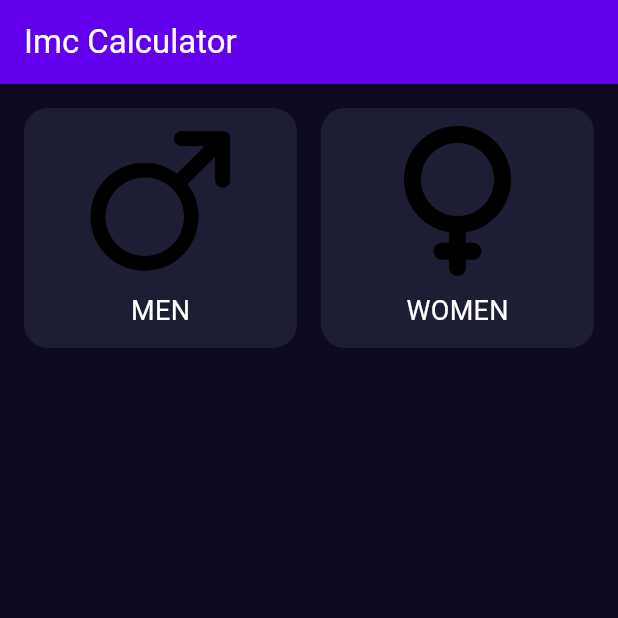
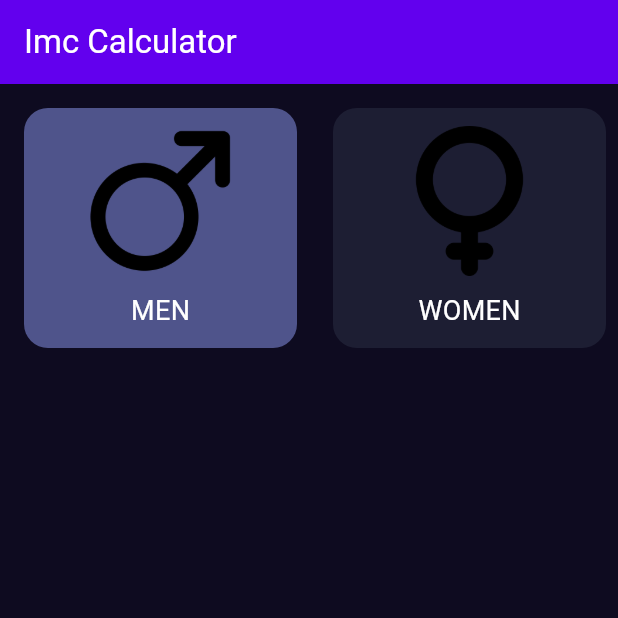
Before and after one commit to rafabarbeytodev/imc, a Flutter app: the screen it shows after launch, on a phone screen of 412 x 824 dp, the top half of it. Run offline on Flutter 3.47's test engine with Material 3 defaults, Android fonts, the phone set to English and light mode, and no system bars.

Commit message:
Refactor GenderSelector component to accept parameters for gender, image, and selection state; update IMC home screen to utilize new GenderSelector implementation.

```diff
--- a/lib/components/gender_selector.dart
+++ b/lib/components/gender_selector.dart
@@ -1,34 +1,40 @@
+import 'dart:developer';
+
 import 'package:flutter/material.dart';
 import 'package:imc/core/app_color.dart';
-import 'package:imc/core/constants.dart';
 import 'package:imc/core/text_styles.dart';
 
 class GenderSelector extends StatefulWidget {
-  const GenderSelector({super.key});
+  const GenderSelector({
+  super.key,
+  required this.gender,
+  required this.image,
+  required this.selectedGender,
+  required this.onPressed});
+
+  final String gender;
+  final String image;
+  final bool? selectedGender;
+  final VoidCallback onPressed;
 
   @override
   State<GenderSelector> createState() => _GenderSelectorState();
 }
 
 class _GenderSelectorState extends State<GenderSelector> {
-  int? selectedGender;
 
   @override
   Widget build(BuildContext context) {
-    return Row(
-      children: [
-        //Hombre
-        Expanded(
-          child: GestureDetector( onTap: (){
-            setState(() {
-              selectedGender = Constants.male;
-            });
-          },
+    return Expanded(
+      child: GestureDetector( onTap: (){
+        log("prueba",name: "RAFADEVELOP");
+        widget.onPressed();
+      },
           child: Padding(
             padding: const EdgeInsets.only(left:16,top:16,bottom:16, right:8),
             child: Container(
               decoration: BoxDecoration(
-                color: selectedGender == Constants.male ?
+                color: widget.selectedGender == true ?
                 AppColors.backgroundComponentSelected:
                 AppColors.backgroundComponent,
                 borderRadius: BorderRadius.circular(16),
@@ -37,49 +43,17 @@ class _GenderSelectorState extends State<GenderSelector> {
                 padding: const EdgeInsets.all(12),
                 child: Column(
                   children: [
-                    Image.asset("assets/images/male.png",height: 100),
+                    Image.asset(widget.image,height: 100),
                     SizedBox(height: 10),
-                    Text("Men".toUpperCase(),
+                    Text(widget.gender.toUpperCase(),
                     style: TextStyles.bodyText)
                   ],
                 ),
               ),
             ),
+          //)
           )
-          ),
         ),
-        //Mujer
-        Expanded(
-          child: GestureDetector( onTap: (){
-            setState(() {
-              selectedGender = Constants.female;
-            });
-          },
-          child: Padding(
-            padding: const EdgeInsets.only(left:8,top:16,bottom:16, right:16),
-            child: Container(
-              decoration: BoxDecoration(
-                color: selectedGender == Constants.female ?
-                AppColors.backgroundComponentSelected:
-                AppColors.backgroundComponent,
-                borderRadius: BorderRadius.circular(16),
-              ),
-              child: Padding(
-                padding: const EdgeInsets.all(12),
-                child: Column(
-                  children: [
-                    Image.asset("assets/images/female.png",height: 100),
-                    SizedBox(height: 10),
-                    Text("Women".toUpperCase(),
-                    style: TextStyles.bodyText)
-                  ],
-                ),
-              ),
-            ),
-          ),
-        )
-        ),
-      ],
     );
   }
 }
--- a/lib/core/constants.dart
+++ b/lib/core/constants.dart
@@ -1,5 +1,4 @@
 class Constants {
-  static const int male = 0;
-  static const int female = 1;
+
 
 }
--- a/lib/core/text_styles.dart
+++ b/lib/core/text_styles.dart
@@ -1,5 +1,3 @@
-import 'dart:ui';
-
 import 'package:flutter/material.dart';
 
 class TextStyles {
--- a/lib/screens/imc_home_screen.dart
+++ b/lib/screens/imc_home_screen.dart
@@ -9,11 +9,29 @@ class ImcHomeScreen extends StatefulWidget {
 }
 
 class _ImcHomeScreenState extends State<ImcHomeScreen> {
+
+  bool selectedMale = true;
+  bool selectedFemale = false;
+
   @override
   Widget build(BuildContext context) {
     return Column(
       children: [
-        GenderSelector()
+        Row(
+          children: [
+          GenderSelector(gender: "Men", image: "assets/images/male.png", selectedGender: selectedMale,onPressed: () {
+            setState(() {
+              selectedMale = !selectedMale;
+              selectedFemale = !selectedMale;
+            });
+          }),
+          GenderSelector(gender: "Women", image: "assets/images/female.png", selectedGender: selectedFemale,onPressed: () {
+            setState(() {
+              selectedFemale = !selectedFemale;
+              selectedMale = !selectedFemale;
+            });
+          }),
+      ])
       ],
     );
   }
```
